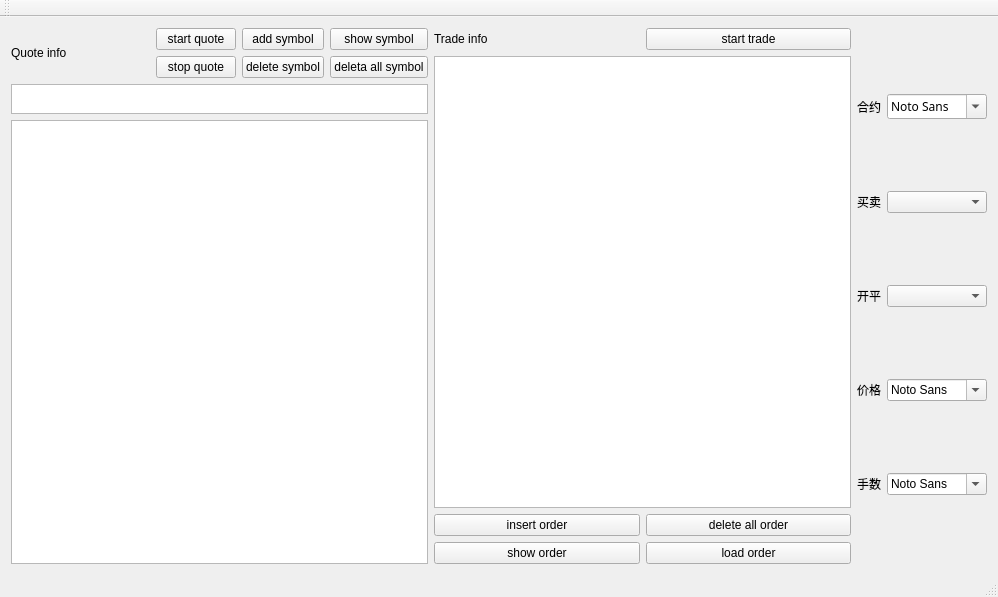
Before: the Qt Designer form mainwindow.ui in wdy0401/only_qt_ctp, drawn with Qt 5.
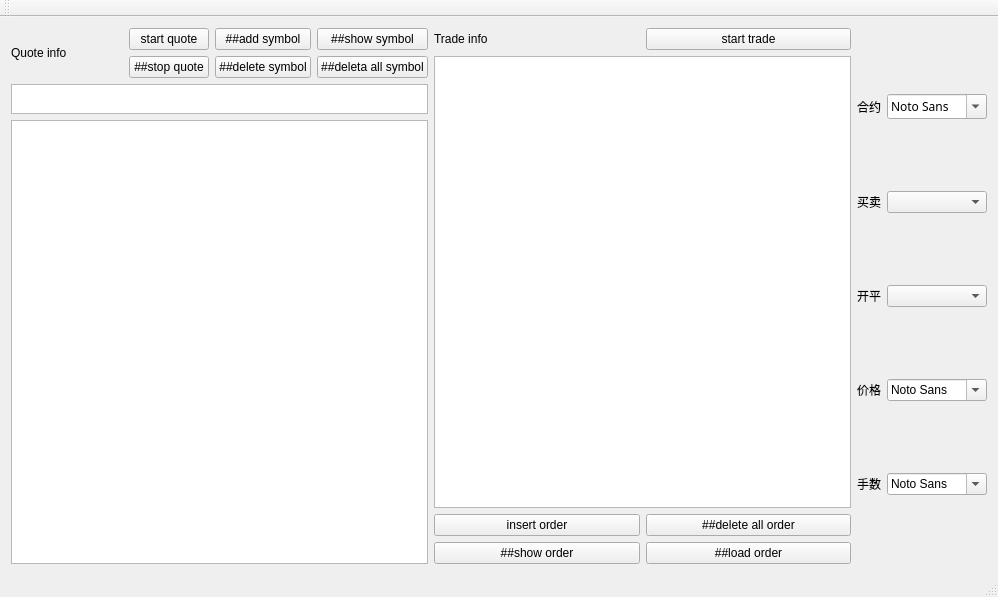
After: the same form once the commit is applied.

The edit to the form file:
```diff
--- a/mainwindow.ui
+++ b/mainwindow.ui
@@ -40,35 +40,35 @@
             <item row="0" column="1">
              <widget class="QPushButton" name="pushButton_8">
               <property name="text">
-               <string>add symbol</string>
+               <string>##add symbol</string>
               </property>
              </widget>
             </item>
             <item row="0" column="2">
              <widget class="QPushButton" name="pushButton_10">
               <property name="text">
-               <string>show symbol</string>
+               <string>##show symbol</string>
               </property>
              </widget>
             </item>
             <item row="1" column="0">
              <widget class="QPushButton" name="pushButton_7">
               <property name="text">
-               <string>stop quote</string>
+               <string>##stop quote</string>
               </property>
              </widget>
             </item>
             <item row="1" column="1">
              <widget class="QPushButton" name="pushButton_9">
               <property name="text">
-               <string>delete symbol</string>
+               <string>##delete symbol</string>
               </property>
              </widget>
             </item>
             <item row="1" column="2">
              <widget class="QPushButton" name="pushButton_11">
               <property name="text">
-               <string>deleta all symbol</string>
+               <string>##deleta all symbol</string>
               </property>
              </widget>
             </item>
@@ -138,7 +138,7 @@
           <item row="0" column="1">
            <widget class="QPushButton" name="pushButton_4">
             <property name="text">
-             <string>delete all order</string>
+             <string>##delete all order</string>
             </property>
            </widget>
           </item>
@@ -152,14 +152,14 @@
           <item row="1" column="0">
            <widget class="QPushButton" name="pushButton_5">
             <property name="text">
-             <string>show order</string>
+             <string>##show order</string>
             </property>
            </widget>
           </item>
           <item row="1" column="1">
            <widget class="QPushButton" name="pushButton_6">
             <property name="text">
-             <string>load order</string>
+             <string>##load order</string>
             </property>
            </widget>
           </item>
```
